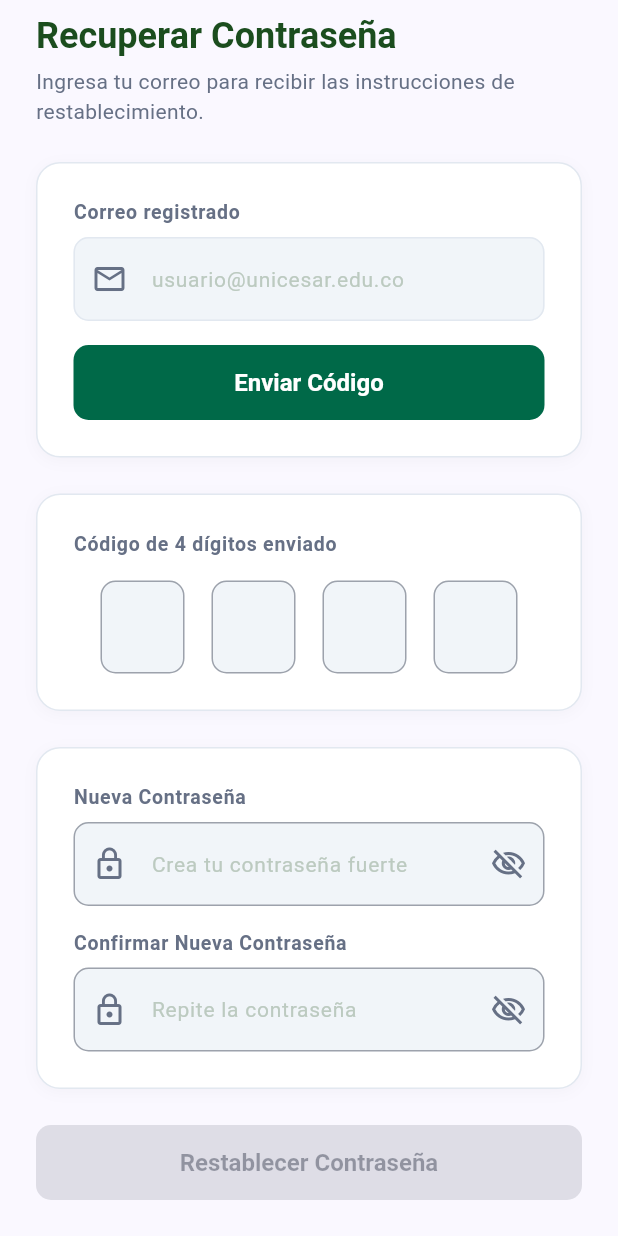
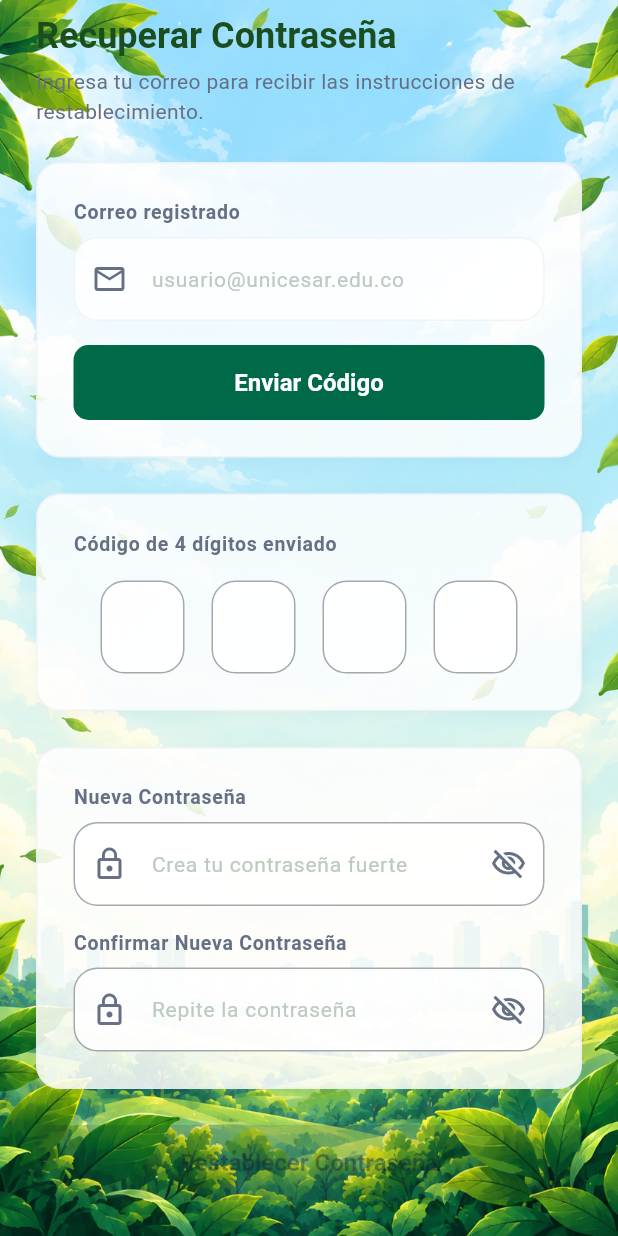
Before and after one commit to Sharif-Garcia/circloop_movil, a Flutter app: the RecuperarContrasenaScreen screen opened directly, scrolled down 80 dp, on a phone screen of 412 x 824 dp. Run offline on Flutter 3.47's test engine with Material 3 defaults, Android fonts, the phone set to English and light mode, and no system bars; our stand-ins replace flutter_native_splash, flutter_riverpod, qr_flutter.

Commit message:
feat: agregar fondo ilustrado a login, registro y recuperar contraseña
FondoEco muestra fondo_circloop.png a pantalla completa y vuelve translúcidos los campos y las AppTarjeta mediante el tema.

```diff
--- a/lib/screens/auth/login_screen.dart
+++ b/lib/screens/auth/login_screen.dart
@@ -1,6 +1,7 @@
 import 'package:flutter/material.dart';
 import 'package:flutter_riverpod/flutter_riverpod.dart';
 
+import '../../widgets/auth/fondo_eco.dart';
 import '../../models/usuario.dart';
 import '../../providers/auth_provider.dart';
 import '../../utils/app_colors.dart';
@@ -77,7 +78,9 @@ class _LoginScreenState extends ConsumerState<LoginScreen> {
       );
     });
 
-    return Scaffold(
+    return FondoEco(
+      child: Scaffold(
+        backgroundColor: AppColors.transparente,
         body: SafeArea(
           child: SingleChildScrollView(
             padding: const EdgeInsets.all(AppSizes.lg),
@@ -152,6 +155,7 @@ class _LoginScreenState extends ConsumerState<LoginScreen> {
             ),
           ),
         ),
+      ),
     );
   }
 }
--- a/lib/screens/auth/recuperar_contrasena_screen.dart
+++ b/lib/screens/auth/recuperar_contrasena_screen.dart
@@ -1,6 +1,8 @@
 import 'package:flutter/material.dart';
 import 'package:flutter_riverpod/flutter_riverpod.dart';
 
+import '../../utils/app_colors.dart';
+import '../../widgets/auth/fondo_eco.dart';
 import '../../providers/recuperar_contrasena_provider.dart';
 import '../../services/codigo_verificacion/codigo_verificacion_service.dart';
 import '../../utils/app_sizes.dart';
@@ -99,7 +101,9 @@ class _RecuperarContrasenaScreenState
 
     ref.listen(recuperarContrasenaProvider, _escucharCambios);
 
-    return Scaffold(
+    return FondoEco(
+      child: Scaffold(
+        backgroundColor: AppColors.transparente,
         body: SafeArea(
           child: SingleChildScrollView(
             padding: const EdgeInsets.all(AppSizes.lg),
@@ -138,7 +142,9 @@ class _RecuperarContrasenaScreenState
                           texto: estado.codigoEnviado
                               ? AppStrings.codigoEnviado
                               : AppStrings.enviarCodigo,
-                        onPressed: estado.codigoEnviado ? null : _enviarCodigo,
+                          onPressed: estado.codigoEnviado
+                              ? null
+                              : _enviarCodigo,
                           cargando: estado.cargando && !estado.codigoEnviado,
                         ),
                       ],
@@ -153,7 +159,10 @@ class _RecuperarContrasenaScreenState
                   child: Column(
                     crossAxisAlignment: CrossAxisAlignment.start,
                     children: [
-                    Text(AppStrings.codigoRecibido, style: textos.labelMedium),
+                      Text(
+                        AppStrings.codigoRecibido,
+                        style: textos.labelMedium,
+                      ),
                       const SizedBox(height: AppSizes.md),
                       CampoCodigo(
                         longitud: CodigoVerificacionService.longitudCodigo,
@@ -208,13 +217,16 @@ class _RecuperarContrasenaScreenState
 
                 BotonPrimario(
                   texto: AppStrings.restablecerContrasena,
-                onPressed: estado.codigoEnviado ? _restablecerContrasena : null,
+                  onPressed: estado.codigoEnviado
+                      ? _restablecerContrasena
+                      : null,
                   cargando: estado.cargando && estado.codigoEnviado,
                 ),
               ],
             ),
           ),
         ),
+      ),
     );
   }
 }
--- a/lib/screens/auth/registro_screen.dart
+++ b/lib/screens/auth/registro_screen.dart
@@ -1,6 +1,8 @@
 import 'package:flutter/material.dart';
 import 'package:flutter_riverpod/flutter_riverpod.dart';
 
+import '../../utils/app_colors.dart';
+import '../../widgets/auth/fondo_eco.dart';
 import '../../models/carrera.dart';
 import '../../models/datos_registro.dart';
 import '../../models/usuario.dart';
@@ -90,7 +92,9 @@ class _RegistroScreenState extends ConsumerState<RegistroScreen> {
     final registro = ref.watch(registroProvider);
     ref.listen(registroProvider, _escucharRegistro);
 
-    return Scaffold(
+    return FondoEco(
+      child: Scaffold(
+        backgroundColor: AppColors.transparente,
         body: SafeArea(
           child: SingleChildScrollView(
             padding: const EdgeInsets.all(AppSizes.lg),
@@ -181,6 +185,7 @@ class _RegistroScreenState extends ConsumerState<RegistroScreen> {
             ),
           ),
         ),
+      ),
     );
   }
 
--- a/lib/utils/app_colors.dart
+++ b/lib/utils/app_colors.dart
@@ -35,4 +35,8 @@ class AppColors {
   static const Color grey = Color(0xFF667085);
   static const Color greyLight = Color(0xFFF1F5F9);
   static const Color greyDark = Color(0xFF475467);
+  static const Color transparente = Color(0x00000000);
+
+  /// Relleno translúcido de campos y tarjetas sobre FondoEco.
+  static const Color superficieTranslucida = Color(0xD9FFFFFF); // blanco 85 %
 }
--- a/lib/utils/app_images.dart
+++ b/lib/utils/app_images.dart
@@ -8,5 +8,14 @@ class AppImages {
 
   // ILUSTRACIONES
 
+  /// Paisaje de fondo de las pantallas de autenticación (FondoEco)
+  static const String fondo = '$_base/fondo_circloop.png';
+
   static const String mascota = '$_base/cirk_transparente.png';
+
+  // ONBOARDING (GIF animados)
+
+  static const String onboardingReciclaje = '$_base/onboarding/reciclaje.gif';
+  static const String onboardingPuntos = '$_base/onboarding/puntos.gif';
+  static const String onboardingTransforma = '$_base/onboarding/transforma.gif';
 }
--- /dev/null
+++ b/lib/widgets/auth/fondo_eco.dart
@@ -0,0 +1,67 @@
+import 'package:flutter/material.dart';
+
+import '../../utils/app_colors.dart';
+import '../../utils/app_images.dart';
+import '../../utils/app_sizes.dart';
+
+/// Fondo de las pantallas de autenticación: la ilustración del paisaje
+/// (`AppImages.fondo`) cubriendo toda la pantalla, con el contenido encima.
+///
+/// Envuelve un `Scaffold` con `backgroundColor: AppColors.transparente`. Dentro
+/// de él, los campos de texto y las `AppTarjeta` se vuelven blancos
+/// translúcidos con bordes suaves (vía el tema), para que se vea el paisaje
+/// sin perder legibilidad.
+class FondoEco extends StatelessWidget {
+  final Widget child;
+
+  const FondoEco({super.key, required this.child});
+
+  @override
+  Widget build(BuildContext context) {
+    final tema = Theme.of(context);
+    final borde = AppColors.border.withValues(alpha: 0.5);
+
+    return Stack(
+      children: [
+        Positioned.fill(
+          child: Image.asset(
+            AppImages.fondo,
+            fit: BoxFit.cover,
+            // Si la imagen falta, queda el color de fondo normal de la app
+            errorBuilder: (context, error, stackTrace) =>
+                const ColoredBox(color: AppColors.background),
+          ),
+        ),
+        SafeArea(
+          child: Theme(
+            data: tema.copyWith(
+              inputDecorationTheme: tema.inputDecorationTheme.copyWith(
+                fillColor: AppColors.superficieTranslucida,
+                border: _bordeCampo(borde),
+                enabledBorder: _bordeCampo(borde),
+                focusedBorder: _bordeCampo(AppColors.primary, ancho: 1.5),
+                errorBorder: _bordeCampo(AppColors.error),
+                focusedErrorBorder: _bordeCampo(AppColors.error, ancho: 1.5),
+              ),
+              cardTheme: tema.cardTheme.copyWith(
+                color: AppColors.superficieTranslucida,
+                shape: RoundedRectangleBorder(
+                  borderRadius: BorderRadius.circular(AppSizes.radiusLg),
+                  side: BorderSide(color: borde),
+                ),
+              ),
+            ),
+            child: child,
+          ),
+        ),
+      ],
+    );
+  }
+
+  static OutlineInputBorder _bordeCampo(Color color, {double ancho = 1}) {
+    return OutlineInputBorder(
+      borderRadius: BorderRadius.circular(AppSizes.radiusLg),
+      borderSide: BorderSide(color: color, width: ancho),
+    );
+  }
+}
--- a/lib/widgets/comunes/app_tarjeta.dart
+++ b/lib/widgets/comunes/app_tarjeta.dart
@@ -17,12 +17,20 @@ class AppTarjeta extends StatelessWidget {
 
   @override
   Widget build(BuildContext context) {
+    // Blanca y con borde normal por defecto; FondoEco la vuelve translúcida
+    // y con borde suave vía cardTheme
+    final temaTarjeta = Theme.of(context).cardTheme;
+    final forma = temaTarjeta.shape;
+    final colorBorde = forma is RoundedRectangleBorder
+        ? forma.side.color
+        : AppColors.border;
+
     return Container(
       padding: padding,
       decoration: BoxDecoration(
-        color: AppColors.surface,
+        color: temaTarjeta.color ?? AppColors.surface,
         borderRadius: BorderRadius.circular(AppSizes.radiusLg),
-        border: Border.all(color: AppColors.border),
+        border: Border.all(color: colorBorde),
         boxShadow: [
           BoxShadow(
             color: AppColors.black.withValues(alpha: 0.03),
```
Also changed, not shown: assets/images/fondo_circloop.png (added). Lines whose indentation alone changed are shown as unchanged.
